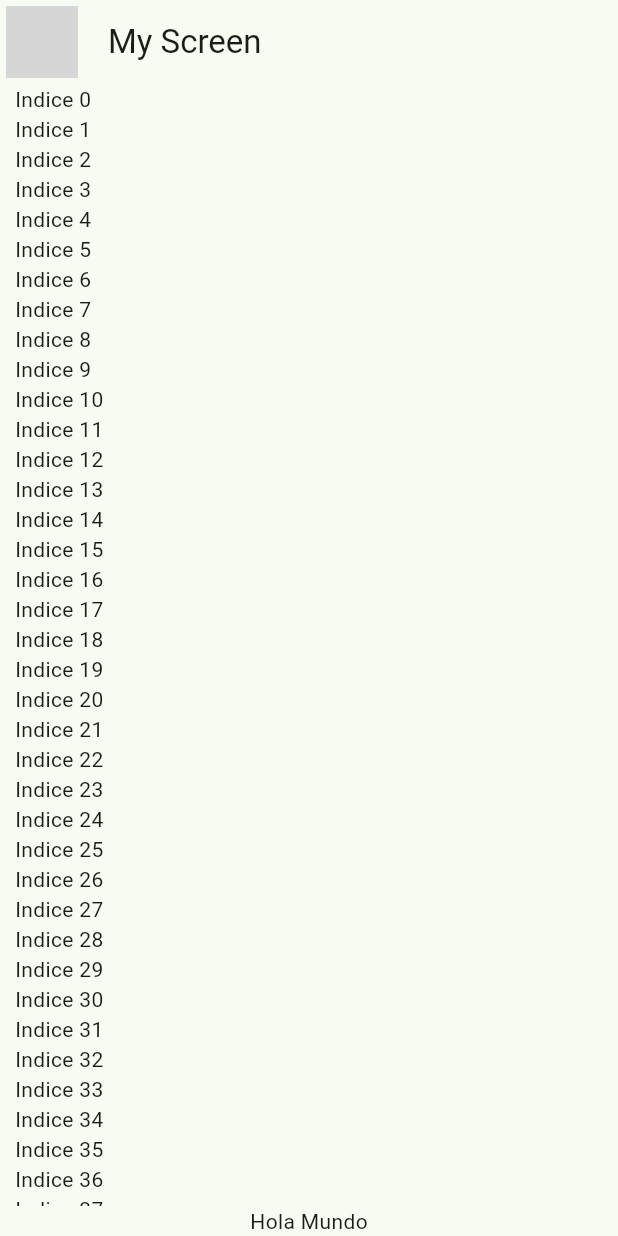
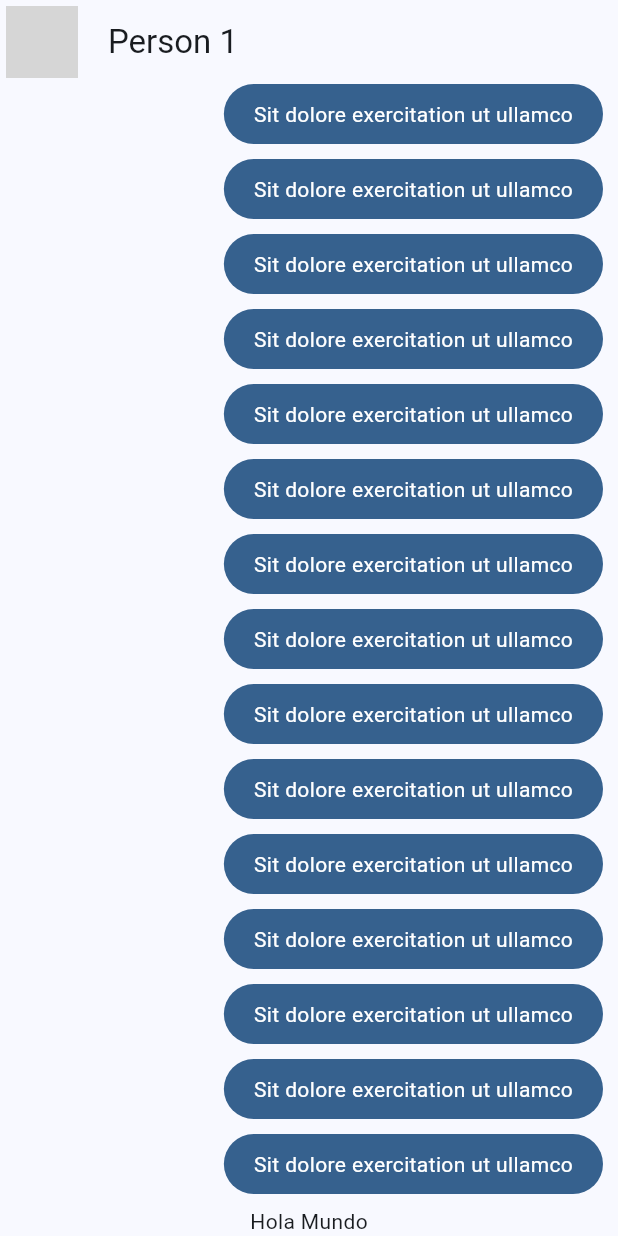
Before and after one commit to stacklast/flutter_yes_no_app, a Flutter app: the screen it shows after launch, on a phone screen of 412 x 824 dp. Run offline on Flutter 3.47's test engine with Material 3 defaults, Android fonts, the phone set to English and light mode, and no system bars; network calls fail; grey boxes are pictures that could not be loaded.

Commit message:
feat: Widget for My Messages

```diff
--- a/lib/main.dart
+++ b/lib/main.dart
@@ -1,6 +1,6 @@
 import 'package:flutter/material.dart';
 import 'package:yes_no_app/config/theme/app_theme.dart';
-import 'package:yes_no_app/presentation/chat/chat_screen.dart';
+import 'package:yes_no_app/presentation/screens/chat/chat_screen.dart';
 
 void main() => runApp(const MyApp());
 
@@ -12,7 +12,7 @@ class MyApp extends StatelessWidget {
     return MaterialApp(
       title: 'Yes No App',
       debugShowCheckedModeBanner: false,
-      theme: AppTheme(selectedColor: 3).theme(),
+      theme: AppTheme(selectedColor: 1).theme(),
       home: ChatScreen()
     );
   }
--- a/lib/presentation/chat/chat_screen.dart
+++ b/lib/presentation/screens/chat/chat_screen.dart
@@ -1,4 +1,5 @@
 import 'package:flutter/material.dart';
+import 'package:yes_no_app/presentation/widgets/chat/my_message_bubble.dart';
 
 class ChatScreen extends StatelessWidget {
   const ChatScreen({super.key});
@@ -13,7 +14,7 @@ class ChatScreen extends StatelessWidget {
               backgroundImage: NetworkImage(
                   'https://media.istockphoto.com/id/1985248194/photo/businessman-using-laptop-computer-with-digital-padlock-on-internet-technology-networking.jpg?s=2048x2048&w=is&k=20&c=9qSW4Y_THSsxS7LasJNxS0Tcvt8tIcICVyWy8_aCCNw=')),
         ),
-        title: Text("My Screen"),
+        title: Text("Person 1"),
         centerTitle: false,
       ),
       body: _ChatView(),
@@ -33,7 +34,7 @@ class _ChatView extends StatelessWidget {
             Expanded(child: ListView.builder(
               itemCount: 100,
               itemBuilder: (context, index) {
-              return Text('Indice $index');
+              return MyMessageBubble();
             })),
 
             Text('Hola Mundo')
--- /dev/null
+++ b/lib/presentation/widgets/chat/my_message_bubble.dart
@@ -0,0 +1,28 @@
+import 'package:flutter/material.dart';
+
+class MyMessageBubble extends StatelessWidget {
+  const MyMessageBubble({super.key});
+
+  @override
+  Widget build(BuildContext context) {
+    final colors = Theme.of(context).colorScheme;
+
+    return Column(
+      crossAxisAlignment: CrossAxisAlignment.end,
+      children: [
+        Container(
+          decoration: BoxDecoration(
+              color: colors.primary, borderRadius: BorderRadius.circular(20)),
+          child: Padding(
+            padding: const EdgeInsets.symmetric(horizontal: 20, vertical: 10),
+            child: Text(
+              "Sit dolore exercitation ut ullamco",
+              style: TextStyle(color: Colors.white),
+            ),
+          ),
+        ),
+        const SizedBox(height: 10)
+      ],
+    );
+  }
+}
```
